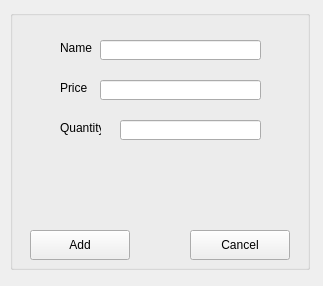
This is Project2/additem.ui in tdragon00/CS1C_Project_2 as Qt 5 draws it before an edit. The edited form follows.
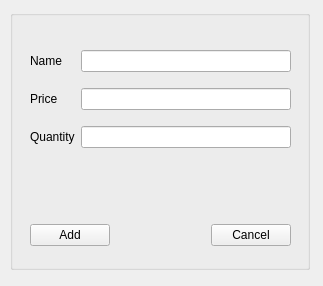
This is the edited form.

```diff
--- a/Project2/additem.ui
+++ b/Project2/additem.ui
@@ -25,112 +25,100 @@
    <property name="title">
     <string/>
    </property>
-   <widget class="QLabel" name="idLabel">
+   <widget class="QWidget" name="">
     <property name="geometry">
      <rect>
-      <x>50</x>
-      <y>70</y>
-      <width>81</width>
-      <height>16</height>
-     </rect>
-    </property>
-    <property name="text">
-     <string>Price</string>
-    </property>
-   </widget>
-   <widget class="QLineEdit" name="priceEdit">
-    <property name="enabled">
-     <bool>true</bool>
-    </property>
-    <property name="geometry">
-     <rect>
-      <x>90</x>
-      <y>70</y>
-      <width>161</width>
-      <height>20</height>
-     </rect>
-    </property>
-    <property name="readOnly">
-     <bool>false</bool>
-    </property>
-   </widget>
-   <widget class="QLabel" name="nameLabel">
-    <property name="geometry">
-     <rect>
-      <x>50</x>
+      <x>20</x>
       <y>30</y>
-      <width>41</width>
-      <height>16</height>
+      <width>261</width>
+      <height>121</height>
      </rect>
     </property>
-    <property name="text">
-     <string>Name</string>
-    </property>
+    <layout class="QGridLayout" name="gridLayout">
+     <item row="0" column="0">
+      <widget class="QLabel" name="nameLabel">
+       <property name="text">
+        <string>Name</string>
+       </property>
+      </widget>
+     </item>
+     <item row="0" column="1">
+      <widget class="QLineEdit" name="nameEdit"/>
+     </item>
+     <item row="1" column="0">
+      <widget class="QLabel" name="idLabel">
+       <property name="text">
+        <string>Price</string>
+       </property>
+      </widget>
+     </item>
+     <item row="1" column="1">
+      <widget class="QLineEdit" name="priceEdit">
+       <property name="enabled">
+        <bool>true</bool>
+       </property>
+       <property name="readOnly">
+        <bool>false</bool>
+       </property>
+      </widget>
+     </item>
+     <item row="2" column="0">
+      <widget class="QLabel" name="statusLabel">
+       <property name="text">
+        <string>Quantity</string>
+       </property>
+      </widget>
+     </item>
+     <item row="2" column="1">
+      <widget class="QLineEdit" name="qtyEdit">
+       <property name="enabled">
+        <bool>true</bool>
+       </property>
+       <property name="readOnly">
+        <bool>false</bool>
+       </property>
+      </widget>
+     </item>
+    </layout>
    </widget>
-   <widget class="QLineEdit" name="nameEdit">
+   <widget class="QWidget" name="">
     <property name="geometry">
      <rect>
-      <x>90</x>
-      <y>30</y>
-      <width>161</width>
-      <height>20</height>
-     </rect>
-    </property>
-   </widget>
-   <widget class="QLabel" name="statusLabel">
-    <property name="geometry">
-     <rect>
-      <x>50</x>
-      <y>110</y>
-      <width>41</width>
-      <height>16</height>
-     </rect>
-    </property>
-    <property name="text">
-     <string>Quantity</string>
-    </property>
-   </widget>
-   <widget class="QPushButton" name="addButton">
-    <property name="geometry">
-     <rect>
       <x>20</x>
-      <y>220</y>
-      <width>100</width>
+      <y>210</y>
+      <width>261</width>
       <height>30</height>
      </rect>
     </property>
-    <property name="text">
-     <string>Add</string>
-    </property>
-   </widget>
-   <widget class="QPushButton" name="cancelButton">
-    <property name="geometry">
-     <rect>
-      <x>180</x>
-      <y>220</y>
-      <width>100</width>
-      <height>30</height>
-     </rect>
-    </property>
-    <property name="text">
-     <string>Cancel</string>
-    </property>
-   </widget>
-   <widget class="QLineEdit" name="qtyEdit">
-    <property name="enabled">
-     <bool>true</bool>
-    </property>
-    <property name="geometry">
-     <rect>
-      <x>110</x>
-      <y>110</y>
-      <width>141</width>
-      <height>20</height>
-     </rect>
-    </property>
-    <property name="readOnly">
-     <bool>false</bool>
-    </property>
+    <layout class="QHBoxLayout" name="horizontalLayout">
+     <item>
+      <widget class="QPushButton" name="addButton">
+       <property name="text">
+        <string>Add</string>
+       </property>
+      </widget>
+     </item>
+     <item>
+      <spacer name="horizontalSpacer">
+       <property name="orientation">
+        <enum>Qt::Horizontal</enum>
+       </property>
+       <property name="sizeHint" stdset="0">
+        <size>
+         <width>40</width>
+         <height>20</height>
+        </size>
+       </property>
+      </spacer>
+     </item>
+     <item>
+      <widget class="QPushButton" name="cancelButton">
+       <property name="text">
+        <string>Cancel</string>
+       </property>
+      </widget>
+     </item>
+    </layout>
    </widget>
   </widget>
  </widget>
```
